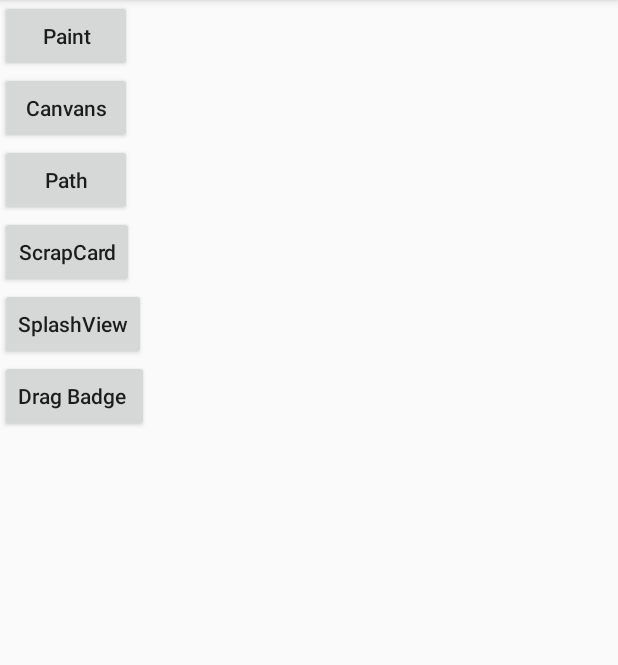
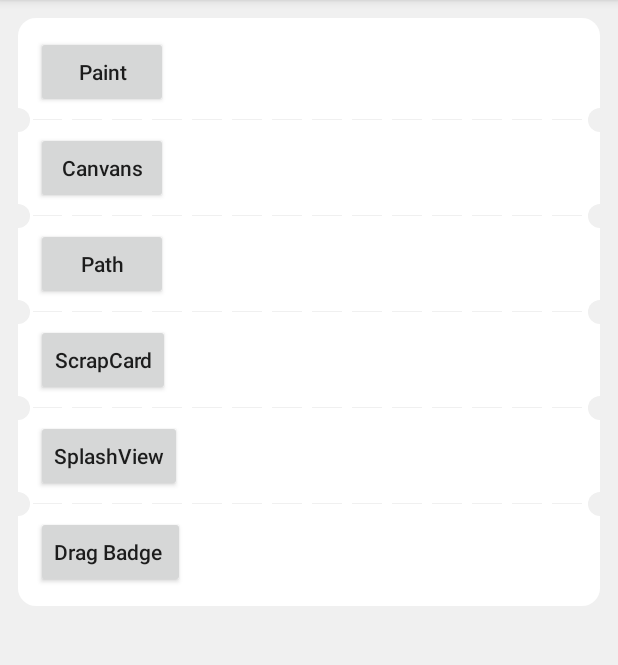
Before and after one commit to KisCode/CustomView, an Android app: the screen it shows after launch (MainActivity), on a phone screen of 412 x 824 dp, the part 84-749 px from its top. Run offline under Robolectric (Android 15) with nearby library versions, the phone set to English and light mode, and no system bars.

Commit message:
添加了DashLineview 自定义圆角分割线控件

```diff
--- /dev/null
+++ b/app/src/main/java/com/kiscode/ui/view/DashLineView.java
@@ -0,0 +1,109 @@
+package com.kiscode.ui.view;
+
+import android.content.Context;
+import android.content.res.TypedArray;
+import android.graphics.Canvas;
+import android.graphics.Color;
+import android.graphics.DashPathEffect;
+import android.graphics.Paint;
+import android.graphics.Path;
+import android.graphics.PathEffect;
+import android.util.AttributeSet;
+import android.util.Log;
+import android.view.View;
+
+import androidx.annotation.ColorInt;
+import androidx.annotation.Nullable;
+
+import com.kiscode.ui.R;
+
+/**
+ * Description:
+ * Author: keno
+ * Date : 2021/5/6 11:38
+ **/
+public class DashLineView extends View {
+    private static final String TAG = "DashLineView";
+    private static final int DEFALUT_STOKE_SIZE = 1;
+    private static final int DEFALUT_CIRCULE_RADIUS = 10;
+    private Paint mDashPaint, mCirclePaint;
+
+    private float mStrokWidth, mCircleRadius, mLinePadding;
+    private int mInternal, mDistance;
+    private float mDashStartX, mDashEndX, mDashY;
+    private @ColorInt
+    int mStorkColor, mCirculeColor;
+
+    public DashLineView(Context context) {
+        this(context, null);
+    }
+
+    public DashLineView(Context context, @Nullable AttributeSet attrs) {
+        this(context, attrs, 0);
+    }
+
+    public DashLineView(Context context, @Nullable AttributeSet attrs, int defStyleAttr) {
+        super(context, attrs, defStyleAttr);
+
+        TypedArray typedArray = context.obtainStyledAttributes(attrs, R.styleable.DashLineView, defStyleAttr, 0);
+        if (typedArray != null) {
+            mStrokWidth = typedArray.getDimensionPixelOffset(R.styleable.DashLineView_dash_stroke_width, DEFALUT_STOKE_SIZE);
+            mCircleRadius = typedArray.getDimensionPixelOffset(R.styleable.DashLineView_dash_circle_radius, DEFALUT_CIRCULE_RADIUS);
+            mLinePadding = typedArray.getDimensionPixelOffset(R.styleable.DashLineView_dash_stroke_padding, 0);
+            mInternal = typedArray.getInt(R.styleable.DashLineView_dash_stroke_internal, 20);
+            mDistance = typedArray.getInt(R.styleable.DashLineView_dash_stroke_distance, 10);
+            mStorkColor = typedArray.getColor(R.styleable.DashLineView_dash_stroke_color, Color.BLACK);
+            mCirculeColor = typedArray.getColor(R.styleable.DashLineView_dash_circle_color, Color.BLACK);
+        }
+        init();
+    }
+
+
+    private void init() {
+        mDashPaint = new Paint();
+        mDashPaint.reset();
+        mDashPaint.setAntiAlias(true);
+        mDashPaint.setStyle(Paint.Style.STROKE);
+        mDashPaint.setStrokeWidth(mStrokWidth);
+        mDashPaint.setColor(mStorkColor);
+        Log.i(TAG, mDistance + "\t" + mInternal);
+
+        mCirclePaint = new Paint();
+        mCirclePaint.setAntiAlias(true);
+        mCirclePaint.setStyle(Paint.Style.FILL_AND_STROKE);
+        mCirclePaint.setColor(mCirculeColor);
+    }
+
+    @Override
+    protected void onDraw(Canvas canvas) {
+        super.onDraw(canvas);
+        //禁用硬件加速
+        setLayerType(View.LAYER_TYPE_SOFTWARE, mCirclePaint);
+
+        //绘制左半圆
+        canvas.drawCircle(0, mCircleRadius, mCircleRadius, mCirclePaint);
+
+        //绘制虚线
+
+        //绘制右半圆
+        canvas.drawCircle(getWidth(), mCircleRadius, mCircleRadius, mCirclePaint);
+
+        PathEffect pathEffect = new DashPathEffect(new float[]{mInternal, mDistance}, 1);
+        mDashPaint.setPathEffect(pathEffect);
+        Path path = new Path();
+        path.moveTo(mDashStartX, mDashY);
+        path.lineTo(mDashEndX, mDashY);
+        canvas.drawPath(path, mDashPaint);
+    }
+
+    @Override
+    protected void onMeasure(int widthMeasureSpec, int heightMeasureSpec) {
+        super.onMeasure(widthMeasureSpec, heightMeasureSpec);
+        int widthSize = MeasureSpec.getSize(widthMeasureSpec);
+        int heightSize = MeasureSpec.getSize(heightMeasureSpec);
+        Log.i(TAG, widthSize + "\t" + heightSize);
+        mDashStartX = mCircleRadius + mLinePadding;
+        mDashEndX = widthSize - mCircleRadius - mLinePadding;
+        mDashY = (heightSize - mStrokWidth) / 2;
+    }
+}
--- /dev/null
+++ b/app/src/main/res/drawable/shape_bg_card.xml
@@ -0,0 +1,5 @@
+<?xml version="1.0" encoding="utf-8"?>
+<shape xmlns:android="http://schemas.android.com/apk/res/android">
+    <solid android:color="@android:color/white" />
+    <corners android:radius="12dp" />
+</shape>
--- a/app/src/main/res/layout/activity_main.xml
+++ b/app/src/main/res/layout/activity_main.xml
@@ -3,43 +3,53 @@
     xmlns:app="http://schemas.android.com/apk/res-auto"
     xmlns:tools="http://schemas.android.com/tools"
     android:layout_width="match_parent"
-    android:layout_height="match_parent"
+    android:layout_height="wrap_content"
+    android:layout_margin="12dp"
+    android:background="@drawable/shape_bg_card"
     android:orientation="vertical"
+    android:paddingTop="12dp"
+    android:paddingBottom="12dp"
     tools:context=".MainActivity">
 
     <Button
         android:id="@+id/btn_paint"
-        android:layout_width="wrap_content"
-        android:layout_height="wrap_content"
+        style="@style/style_button_home"
         android:text="Paint" />
+
+    <com.kiscode.ui.view.DashLineView
+        style="@style/style_dashline" />
 
     <Button
         android:id="@+id/btn_canvas"
-        android:layout_width="wrap_content"
-        android:layout_height="wrap_content"
+        style="@style/style_button_home"
         android:text="Canvans" />
+
+    <com.kiscode.ui.view.DashLineView style="@style/style_dashline" />
 
     <Button
         android:id="@+id/btn_path"
-        android:layout_width="wrap_content"
-        android:layout_height="wrap_content"
+        style="@style/style_button_home"
         android:text="Path" />
+
+    <com.kiscode.ui.view.DashLineView style="@style/style_dashline" />
 
     <Button
         android:id="@+id/btn_scrap_card"
-        android:layout_width="wrap_content"
-        android:layout_height="wrap_content"
+        style="@style/style_button_home"
         android:text="ScrapCard" />
+
+    <com.kiscode.ui.view.DashLineView style="@style/style_dashline" />
 
     <Button
         android:id="@+id/btn_splash"
-        android:layout_width="wrap_content"
-        android:layout_height="wrap_content"
+        style="@style/style_button_home"
         android:text="SplashView" />
+
+    <com.kiscode.ui.view.DashLineView style="@style/style_dashline" />
 
     <Button
         android:id="@+id/btn_drag"
-        android:layout_width="wrap_content"
-        android:layout_height="wrap_content"
+        style="@style/style_button_home"
         android:text="Drag Badge " />
+
 </LinearLayout>
--- /dev/null
+++ b/app/src/main/res/values/attrs.xml
@@ -0,0 +1,21 @@
+<?xml version="1.0" encoding="utf-8"?>
+<resources>
+
+    <declare-styleable name="DashLineView">
+        <!--    线宽度    -->
+        <attr name="dash_stroke_width" format="dimension" />
+        <!--    每段长度    -->
+        <attr name="dash_stroke_internal" format="integer" />
+        <!--    间隔值    -->
+        <attr name="dash_stroke_distance" format="integer" />
+        <!--    线颜色    -->
+        <attr name="dash_stroke_color" format="color" />
+        <!--    线与左右间距    -->
+        <attr name="dash_stroke_padding" format="dimension" />
+        <!--    半径    -->
+        <attr name="dash_circle_radius" format="dimension" />
+        <!--    半圆颜色    -->
+        <attr name="dash_circle_color" format="color" />
+    </declare-styleable>
+
+</resources>
--- a/app/src/main/res/values/colors.xml
+++ b/app/src/main/res/values/colors.xml
@@ -3,7 +3,7 @@
     <color name="colorPrimary">#6200EE</color>
     <color name="colorPrimaryDark">#3700B3</color>
     <color name="colorAccent">#03DAC5</color>
-    <color name="bg_color">#EEEEEE</color>
+    <color name="bg_color">#F0F0F0</color>
 
     <color name="LightPink">#FFB6C1</color>
     <color name="OrangeRed">#FF4500</color>
--- a/app/src/main/res/values/styles.xml
+++ b/app/src/main/res/values/styles.xml
@@ -6,6 +6,7 @@
         <item name="colorPrimaryDark">@color/colorPrimaryDark</item>
         <item name="colorAccent">@color/colorAccent</item>
         <item name="textAllCaps">false</item>
+        <item name="android:colorBackground">@color/bg_color</item>
     </style>
 
     <style name="AppTheme.NoActionBar">
@@ -17,4 +18,23 @@
 
     <style name="AppTheme.PopupOverlay" parent="ThemeOverlay.AppCompat.Light" />
 
+    <style name="style_dashline">
+        <item name="android:layout_width">match_parent</item>
+        <item name="android:layout_height">16dp</item>
+        <item name="dash_circle_radius">8dp</item>
+        <item name="dash_stroke_color">@color/bg_color</item>
+        <item name="dash_circle_color">@color/bg_color</item>
+        <item name="dash_stroke_distance">10</item>
+        <item name="dash_stroke_internal">30</item>
+        <item name="dash_stroke_padding">2dp</item>
+        <item name="dash_stroke_width">1dp</item>
+    </style>
+
+    <style name="style_button_home">
+        <item name="android:layout_width">wrap_content</item>
+        <item name="android:layout_height">wrap_content</item>
+        <item name="android:layout_marginLeft">12dp</item>
+    </style>
+
+
 </resources>
```
